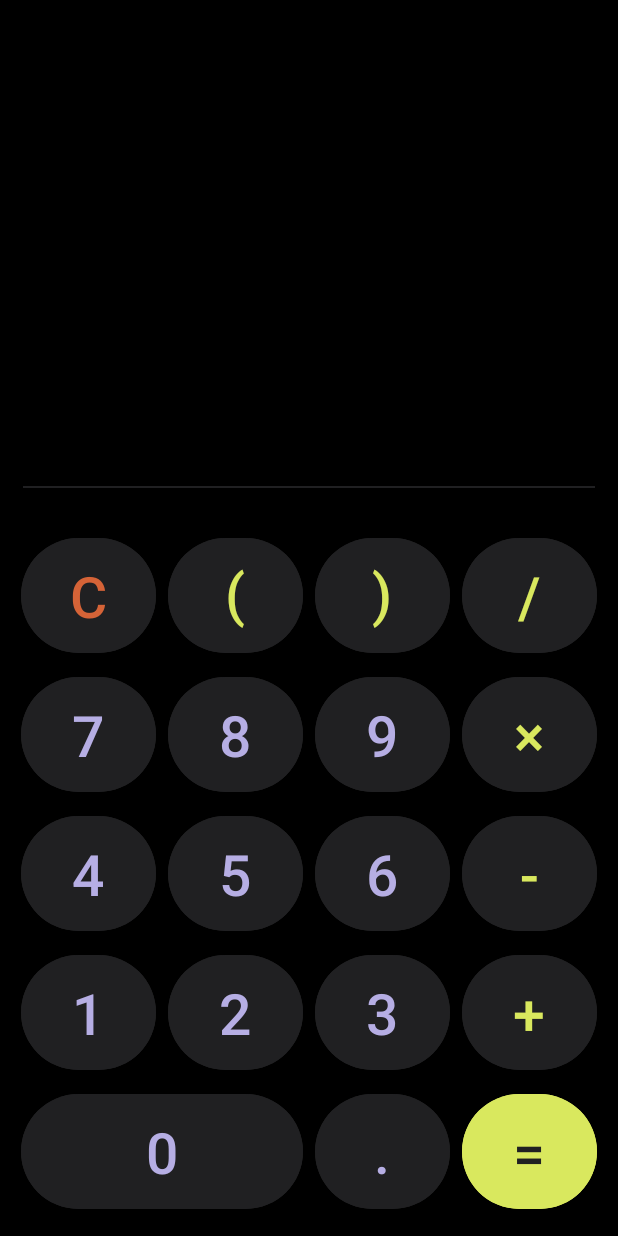
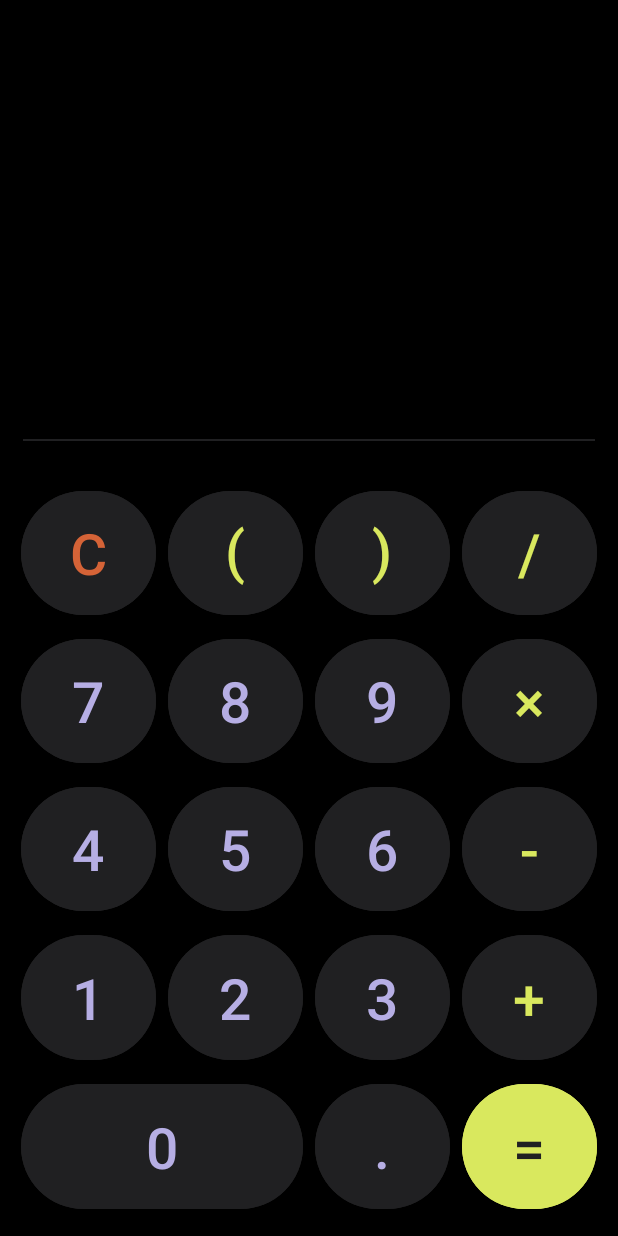
Before and after one commit to Ally-al/AndroidCalculator, an Android app: the screen it shows after launch (MainActivity), on a phone screen of 412 x 824 dp. Run offline under Robolectric (Android 15) with nearby library versions, the phone set to English and light mode, and no system bars.

Commit message:
The minimum text size has been changed to display correctly in horizontal mode

```diff
--- a/app/src/main/res/layout/activity_main.xml
+++ b/app/src/main/res/layout/activity_main.xml
@@ -45,7 +45,7 @@
     <GridLayout
         android:layout_width="match_parent"
         android:layout_height="0dp"
-        android:layout_weight="5"
+        android:layout_weight="6"
         android:useDefaultMargins="true"
         android:columnCount="4"
         android:rowCount="5"
--- a/app/src/main/res/values/styles.xml
+++ b/app/src/main/res/values/styles.xml
@@ -10,7 +10,7 @@
         <item name="android:layout_height">0dp</item>
 
         <item name="android:autoSizeTextType">uniform</item>
-        <item name="android:autoSizeMinTextSize">14sp</item>
+        <item name="android:autoSizeMinTextSize">12sp</item>
         <item name="android:autoSizeMaxTextSize">38sp</item>
 
         <item name="android:backgroundTint">@color/buttonBackground</item>
@@ -26,7 +26,7 @@
         <item name="android:layout_height">0dp</item>
 
         <item name="android:autoSizeTextType">uniform</item>
-        <item name="android:autoSizeMinTextSize">14sp</item>
+        <item name="android:autoSizeMinTextSize">12sp</item>
         <item name="android:autoSizeMaxTextSize">38sp</item>
 
         <item name="android:backgroundTint">@color/buttonBackground</item>
@@ -42,7 +42,7 @@
         <item name="android:layout_height">0dp</item>
 
         <item name="android:autoSizeTextType">uniform</item>
-        <item name="android:autoSizeMinTextSize">14sp</item>
+        <item name="android:autoSizeMinTextSize">12sp</item>
         <item name="android:autoSizeMaxTextSize">38sp</item>
 
         <item name="android:backgroundTint">@color/buttonBackground</item>
```
